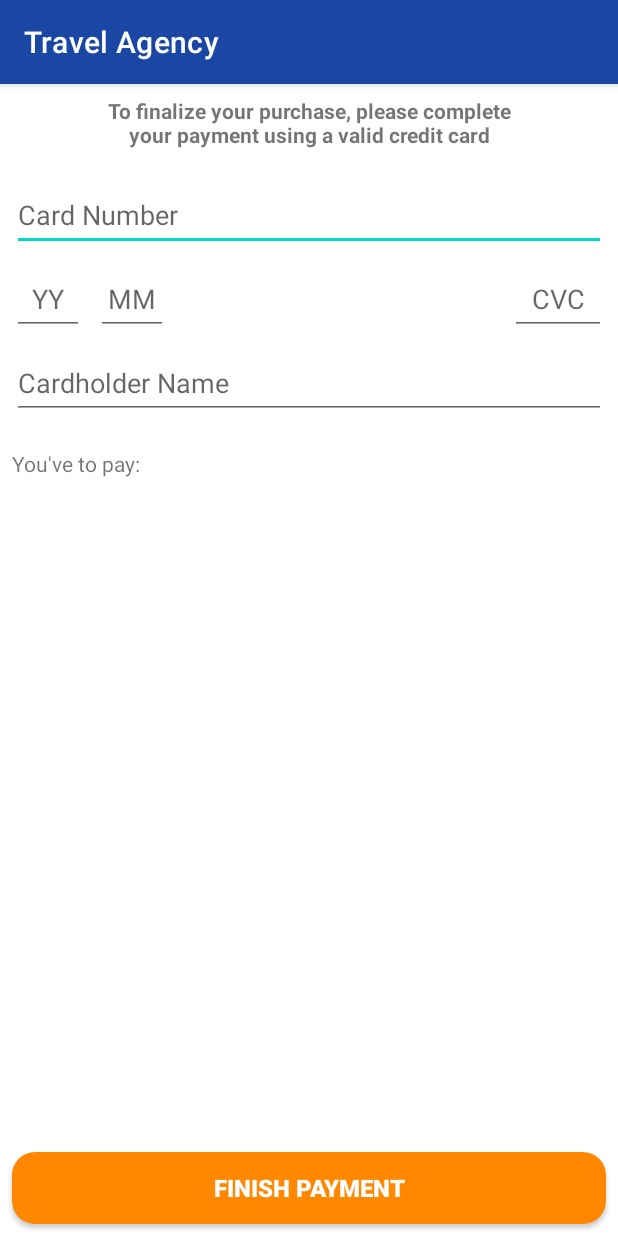
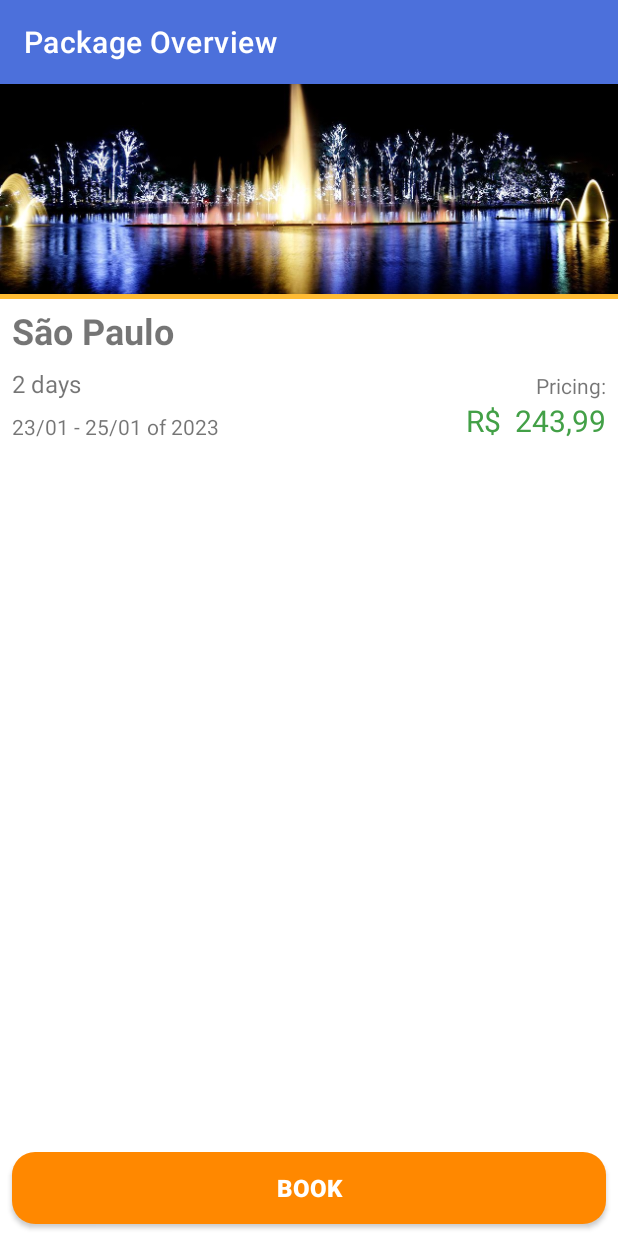
Before and after one commit to zbkllz/alura--travel-agency, an Android app: the screen it shows after launch (PaymentActivity before the commit, ResumePackageActivity after it), on a phone screen of 412 x 824 dp. Run offline under Robolectric (Android 15) with nearby library versions, the phone set to English and light mode, and no system bars.

Commit message:
:hammer: fixing typos and improvements

```diff
--- a/app/src/main/java/com/alura/travelagency/dao/PackageDAO.java
+++ b/app/src/main/java/com/alura/travelagency/dao/PackageDAO.java
@@ -1,6 +1,6 @@
 package com.alura.travelagency.dao;
 
-import com.alura.travelagency.model.PackageDeal;
+import com.alura.travelagency.model.TripPackage;
 
 import java.math.BigDecimal;
 import java.util.ArrayList;
@@ -8,13 +8,13 @@ import java.util.Arrays;
 import java.util.List;
 
 public class PackageDAO {
-    public List<PackageDeal> list() {
+    public List<TripPackage> list() {
         return new ArrayList<>(Arrays.asList(
-                new PackageDeal("São Paulo", "sao_paulo_sp", 2, BigDecimal.valueOf(243.99)),
-                new PackageDeal("Belo Horizonte", "belo_horizonte_mg", 3, BigDecimal.valueOf(421.50)),
-                new PackageDeal("Recife", "recife_pe", 4, BigDecimal.valueOf(754.20)),
-                new PackageDeal("Rio de Janeiro", "rio_de_janeiro_rj", 6, BigDecimal.valueOf(532.55)),
-                new PackageDeal("Salvador", "salvador_ba", 5, BigDecimal.valueOf(899.99)),
-                new PackageDeal("Foz do Iguaçu", "foz_do_iguacu_pr", 1, BigDecimal.valueOf(289.90))));
+                new TripPackage("São Paulo", "sao_paulo_sp", 2, BigDecimal.valueOf(243.99)),
+                new TripPackage("Belo Horizonte", "belo_horizonte_mg", 3, BigDecimal.valueOf(421.50)),
+                new TripPackage("Recife", "recife_pe", 4, BigDecimal.valueOf(754.20)),
+                new TripPackage("Rio de Janeiro", "rio_de_janeiro_rj", 6, BigDecimal.valueOf(532.55)),
+                new TripPackage("Salvador", "salvador_ba", 5, BigDecimal.valueOf(899.99)),
+                new TripPackage("Foz do Iguaçu", "foz_do_iguacu_pr", 1, BigDecimal.valueOf(289.90))));
     }
 }
--- a/app/src/main/java/com/alura/travelagency/model/PackageDeal.java
+++ b/app/src/main/java/com/alura/travelagency/model/TripPackage.java
@@ -2,16 +2,16 @@ package com.alura.travelagency.model;
 
 import java.math.BigDecimal;
 
-public class PackageDeal {
+public class TripPackage {
     private final String place;
     private final String image;
-    private final int period;
+    private final int days;
     private final BigDecimal price;
 
-    public PackageDeal(String place, String image, int period, BigDecimal price) {
+    public TripPackage(String place, String image, int days, BigDecimal price) {
         this.place = place;
         this.image = image;
-        this.period = period;
+        this.days = days;
         this.price = price;
     }
 
@@ -23,8 +23,8 @@ public class PackageDeal {
         return image;
     }
 
-    public int getPeriod() {
-        return period;
+    public int getDays() {
+        return days;
     }
 
     public BigDecimal getPrice() {
--- a/app/src/main/java/com/alura/travelagency/ui/activity/ResumePackageActivity.java
+++ b/app/src/main/java/com/alura/travelagency/ui/activity/ResumePackageActivity.java
@@ -1,20 +1,71 @@
 package com.alura.travelagency.ui.activity;
 
+import android.graphics.drawable.Drawable;
+import android.os.Bundle;
+import android.widget.ImageView;
+import android.widget.TextView;
+
+import androidx.annotation.NonNull;
 import androidx.appcompat.app.AppCompatActivity;
 
-import android.content.Intent;
-import android.os.Bundle;
+import com.alura.travelagency.R;
+import com.alura.travelagency.model.TripPackage;
+import com.alura.travelagency.util.CurrencyUtil;
+import com.alura.travelagency.util.DateUtil;
+import com.alura.travelagency.util.DaysUtil;
+import com.alura.travelagency.util.ResUtil;
 
-import com.alura.travelagency.R;
+import java.math.BigDecimal;
+import java.text.SimpleDateFormat;
+import java.util.Calendar;
 
 public class ResumePackageActivity extends AppCompatActivity {
+
+    public static final String TITLE_APPBAR = "Package Overview";
 
     @Override
     protected void onCreate(Bundle savedInstanceState) {
         super.onCreate(savedInstanceState);
         setContentView(R.layout.activity_resume_package);
 
-        Intent intent = new Intent(this, PaymentActivity.class);
-        startActivity(intent);
+        setTitle(TITLE_APPBAR);
+
+        TripPackage pkgSp = new TripPackage("São Paulo", "sao_paulo_sp", 2,
+                new BigDecimal("243.99"));
+
+        showPlace(pkgSp);
+        showPlaceImg(pkgSp);
+        showDays(pkgSp);
+        showPrice(pkgSp);
+        showDate(pkgSp);
+    }
+
+    private void showDate(TripPackage aPkg) {
+        TextView tripDuration = findViewById(R.id.tv_resume_duration);
+        String standardizeTripPeriod = DateUtil.periodTxt(aPkg.getDays());
+        tripDuration.setText(standardizeTripPeriod);
+    }
+
+    private void showPrice(TripPackage aPkg) {
+        TextView price = findViewById(R.id.tv_resume_price);
+        String brlCurrency = CurrencyUtil.formattingModelCurrency(aPkg.getPrice());
+        price.setText(brlCurrency);
+    }
+
+    private void showDays(TripPackage aPkg) {
+        TextView days = findViewById(R.id.tv_resume_days);
+        String daysByTxt = DaysUtil.formattingToTxt(aPkg.getDays());
+        days.setText((daysByTxt));
+    }
+
+    private void showPlaceImg(TripPackage aPkg) {
+        ImageView image = findViewById(R.id.iv_resume_pkg);
+        Drawable drawablePkg = ResUtil.returnDrawable(this, aPkg.getImage());
+        image.setImageDrawable((drawablePkg));
+    }
+
+    private void showPlace(TripPackage aPkg) {
+        TextView place = findViewById(R.id.tv_resume_place);
+        place.setText((aPkg.getPlace()));
     }
 }
--- a/app/src/main/java/com/alura/travelagency/ui/activity/TravelPackagesActivity.java
+++ b/app/src/main/java/com/alura/travelagency/ui/activity/TravelPackagesActivity.java
@@ -8,7 +8,7 @@ import androidx.appcompat.app.AppCompatActivity;
 
 import com.alura.travelagency.R;
 import com.alura.travelagency.dao.PackageDAO;
-import com.alura.travelagency.model.PackageDeal;
+import com.alura.travelagency.model.TripPackage;
 import com.alura.travelagency.ui.adapter.PackagesListAdapter;
 
 import java.util.List;
@@ -31,7 +31,7 @@ public class TravelPackagesActivity extends AppCompatActivity {
 
     private void listConfig() {
         ListView packagesList = findViewById(R.id.lv_travel_pkg);
-        List<PackageDeal> packagesDeals = new PackageDAO().list();
+        List<TripPackage> packagesDeals = new PackageDAO().list();
         packagesList.setAdapter(new PackagesListAdapter(packagesDeals, this));
     }
 }
--- a/app/src/main/java/com/alura/travelagency/ui/adapter/PackagesListAdapter.java
+++ b/app/src/main/java/com/alura/travelagency/ui/adapter/PackagesListAdapter.java
@@ -13,29 +13,29 @@ import com.alura.travelagency.util.CurrencyUtil;
 import com.alura.travelagency.util.DaysUtil;
 import com.alura.travelagency.R;
 import com.alura.travelagency.util.ResUtil;
-import com.alura.travelagency.model.PackageDeal;
+import com.alura.travelagency.model.TripPackage;
 
 import java.util.List;
 
 public class PackagesListAdapter extends BaseAdapter {
 
-    private final List<PackageDeal> packageDeals;
+    private final List<TripPackage> tripPackages;
     private final Context context;
 
-    public PackagesListAdapter(List<PackageDeal> packageDeals, Context context) {
+    public PackagesListAdapter(List<TripPackage> tripPackages, Context context) {
 
-        this.packageDeals = packageDeals;
+        this.tripPackages = tripPackages;
         this.context = context;
     }
 
     @Override
     public int getCount() {
-        return packageDeals.size();
+        return tripPackages.size();
     }
 
     @Override
-    public PackageDeal getItem(int position) {
-        return packageDeals.get(position);
+    public TripPackage getItem(int position) {
+        return tripPackages.get(position);
     }
 
     @Override
@@ -48,37 +48,37 @@ public class PackagesListAdapter extends BaseAdapter {
         View createdView = LayoutInflater.from(context)
                 .inflate(R.layout.item_package, parent, false);
 
-        PackageDeal packageDeal = packageDeals.get(position);
+        TripPackage tripPackage = this.tripPackages.get(position);
 
-        showPlace(createdView, packageDeal);
-        showImage(createdView, packageDeal);
-        showDays(createdView, packageDeal);
-        showPrices(createdView, packageDeal);
+        showPlace(createdView, tripPackage);
+        showImage(createdView, tripPackage);
+        showDays(createdView, tripPackage);
+        showPrices(createdView, tripPackage);
 
         return createdView;
     }
 
-    private void showPrices(View createdView, PackageDeal packageDeal) {
+    private void showPrices(View createdView, TripPackage tripPackage) {
         TextView price = createdView.findViewById(R.id.tv_item_price);
-        String usd = CurrencyUtil.formatModelCurrency(packageDeal.getPrice());
+        String usd = CurrencyUtil.formattingModelCurrency(tripPackage.getPrice());
         price.setText(usd);
     }
 
-    private void showDays(View createdView, PackageDeal packageDeal) {
+    private void showDays(View createdView, TripPackage tripPackage) {
         TextView period = createdView.findViewById(R.id.tv_item_period);
-        String periodAsTxt = DaysUtil.formatToTxt(packageDeal.getPeriod());
+        String periodAsTxt = DaysUtil.formattingToTxt(tripPackage.getDays());
         period.setText(periodAsTxt);
     }
 
-    private void showImage(View createdView, PackageDeal packageDeal) {
+    private void showImage(View createdView, TripPackage tripPackage) {
         ImageView image = createdView.findViewById(R.id.iv_item_place_pkg);
         Drawable drawableImagePkg = ResUtil
-                .returnDrawable(context, packageDeal.getImage());
+                .returnDrawable(context, tripPackage.getImage());
         image.setImageDrawable(drawableImagePkg);
     }
 
-    private void showPlace(View createdView, PackageDeal packageDeal) {
+    private void showPlace(View createdView, TripPackage tripPackage) {
         TextView place = createdView.findViewById(R.id.tv_item_place);
-        place.setText(packageDeal.getPlace());
+        place.setText(tripPackage.getPlace());
     }
 }
--- a/app/src/main/java/com/alura/travelagency/util/CurrencyUtil.java
+++ b/app/src/main/java/com/alura/travelagency/util/CurrencyUtil.java
@@ -6,11 +6,16 @@ import java.util.Locale;
 
 public class CurrencyUtil {
 
-    public static final String LANGUAGE = "en";
-    public static final String REGION = "us";
+    public static final String LANGUAGE = "pt";
+    public static final String REGION = "br";
+    public static final String STANDARD_US = "R$";
+    public static final String STANDARD_BR = "R$ ";
 
-    public static String formatModelCurrency(BigDecimal value) {
-        NumberFormat usFormat = NumberFormat.getCurrencyInstance(new Locale(LANGUAGE, REGION));
-        return usFormat.format(value);
+    public static String formattingModelCurrency(BigDecimal value) {
+        NumberFormat brlFormat = NumberFormat.getCurrencyInstance(
+                new Locale(LANGUAGE, REGION));
+        return brlFormat
+                .format(value)
+                .replace(STANDARD_US, STANDARD_BR);
     }
 }
--- /dev/null
+++ b/app/src/main/java/com/alura/travelagency/util/DateUtil.java
@@ -0,0 +1,24 @@
+package com.alura.travelagency.util;
+
+import androidx.annotation.NonNull;
+
+import java.text.SimpleDateFormat;
+import java.util.Calendar;
+
+public class DateUtil {
+
+    public static final String DAY_N_MONTH = "dd/MM";
+
+    @NonNull
+    public static String periodTxt(int days) {
+        Calendar arrivalDate = Calendar.getInstance();
+        Calendar departureDate = Calendar.getInstance();
+        departureDate.add(Calendar.DATE, days);
+        SimpleDateFormat brDateFormatting = new SimpleDateFormat(DAY_N_MONTH);
+        String formatDateArrival = brDateFormatting.format(arrivalDate.getTime());
+        String formatDateDeparture = brDateFormatting.format(departureDate.getTime());
+        return formatDateArrival + " - "
+                + formatDateDeparture + " of "
+                + departureDate.get(Calendar.YEAR);
+    }
+}
--- a/app/src/main/java/com/alura/travelagency/util/DaysUtil.java
+++ b/app/src/main/java/com/alura/travelagency/util/DaysUtil.java
@@ -8,7 +8,7 @@ public class DaysUtil {
     public static final String ONE = " day";
 
     @NonNull
-    public static String formatToTxt(int periodLength) {
+    public static String formattingToTxt(int periodLength) {
         if (periodLength > 1) {
             return periodLength + PLURAL;
         }
--- a/app/src/main/res/layout/activity_resume_package.xml
+++ b/app/src/main/res/layout/activity_resume_package.xml
@@ -18,6 +18,7 @@
         app:layout_constraintTop_toTopOf="parent"
         app:layout_constraintVertical_bias="0.0"
         tools:ignore="ContentDescription" />
+
     <View
         android:id="@+id/v_item_div"
         android:layout_width="0dp"
@@ -51,31 +52,35 @@
         tools:text="2 days" />
 
     <TextView
-        android:id="@+id/tv_resume_dates"
-        android:layout_width="wrap_content"
+        android:id="@+id/tv_resume_duration"
+        android:layout_width="0dp"
         android:layout_height="wrap_content"
         android:layout_marginTop="8dp"
+        android:layout_marginEnd="8dp"
+        app:layout_constraintEnd_toStartOf="@+id/tv_resume_price"
         app:layout_constraintStart_toStartOf="@+id/tv_resume_days"
         app:layout_constraintTop_toBottomOf="@+id/tv_resume_days"
         tools:text="08/12 - 10/12 in 2023" />
 
     <TextView
+        android:id="@+id/tv_resume_pricing"
+        android:layout_width="wrap_content"
+        android:layout_height="wrap_content"
+        android:text="@string/price_deal"
+        app:layout_constraintBottom_toTopOf="@+id/tv_resume_price"
+        app:layout_constraintEnd_toEndOf="@+id/tv_resume_price" />
+
+    <TextView
         android:id="@+id/tv_resume_price"
         android:layout_width="wrap_content"
         android:layout_height="wrap_content"
-        android:text="@string/price_deal"
-        app:layout_constraintBottom_toTopOf="@+id/tv_resume_price_value"
-        app:layout_constraintEnd_toEndOf="@+id/tv_resume_price_value" />
-
-    <TextView
-        android:id="@+id/tv_resume_price_value"
-        android:layout_width="wrap_content"
-        android:layout_height="wrap_content"
+        android:layout_marginStart="8dp"
         android:layout_marginEnd="8dp"
         android:textColor="#43A047"
         android:textSize="20sp"
-        app:layout_constraintBottom_toBottomOf="@+id/tv_resume_dates"
+        app:layout_constraintBottom_toBottomOf="@+id/tv_resume_duration"
         app:layout_constraintEnd_toEndOf="parent"
+        app:layout_constraintStart_toEndOf="@+id/tv_resume_duration"
         tools:text="R$ 243,99" />
 
     <androidx.appcompat.widget.AppCompatButton
--- a/app/src/main/res/values/strings.xml
+++ b/app/src/main/res/values/strings.xml
@@ -2,13 +2,13 @@
     <string name="app_name">Travel Agency</string>
     <string name="head_title">Special Offerings</string>
     <string name="country_name">Brazil</string>
-    <string name="purchase">Purchase</string>
-    <string name="price_deal">Price deal:</string>
+    <string name="purchase">Book</string>
+    <string name="price_deal">Pricing:</string>
     <string name="warning_checkout">To finalize your purchase, please complete your payment using a valid credit card</string>
     <string name="summary">You\'ve to pay:</string>
     <string name="cardholder_name">Cardholder Name</string>
     <string name="card_number">Card Number</string>
-    <string name="finish_payment">Finish payment</string>
+    <string name="finish_payment">Pay Now</string>
     <string name="yy">YY</string>
     <string name="mm">MM</string>
     <string name="cvc">CVC</string>
--- a/app/src/main/res/values/themes.xml
+++ b/app/src/main/res/values/themes.xml
@@ -1,9 +1,9 @@
-<resources xmlns:tools="http://schemas.android.com/tools">
+<resources>
     <!-- Base application theme. -->
     <style name="Theme.TravelAgency" parent="Theme.MaterialComponents.DayNight.DarkActionBar">
         <!-- Primary brand color. -->
-        <item name="colorPrimary">#1947a3</item>
-        <item name="colorPrimaryVariant">#4c70db</item>
+        <item name="colorPrimary">#4c70db</item>
+        <item name="colorPrimaryVariant">#1947a3</item>
         <item name="colorOnPrimary">#6684e0</item>
         <!-- Secondary brand color. -->
         <item name="colorSecondary">@color/teal_200</item>
```
